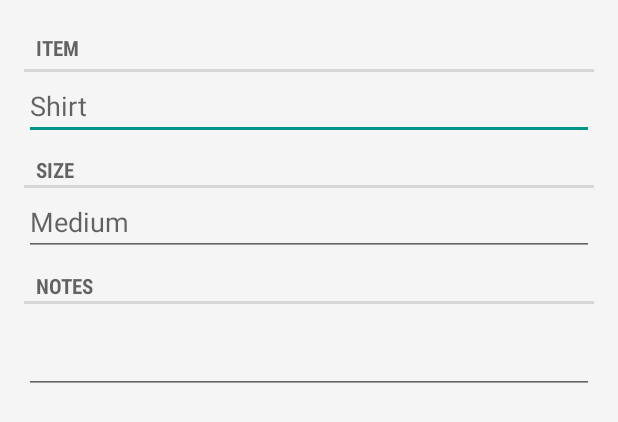
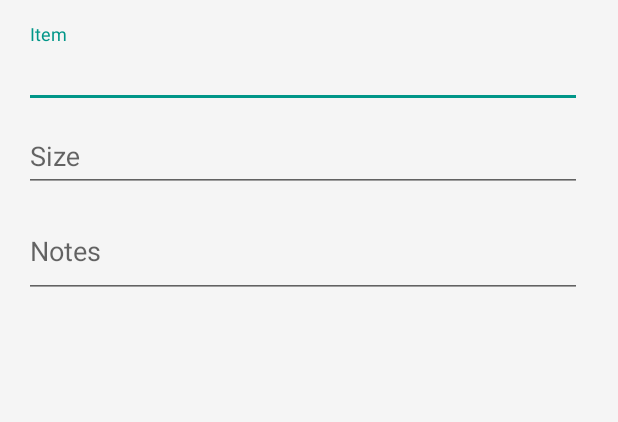
Before and after one commit to bdiegel/android-giftwise, an Android app: the layout fragment_edit_size.xml on its own in the app's theme, with its tools: preview values and no code run, on a phone screen of 412 x 824 dp. Shown: the top 422 px of the screen. Run offline under Robolectric (Android 15) with nearby library versions, the phone set to English and light mode, and no system bars.

Commit message:
use textinputlayout on size edit fragment

```diff
--- a/app/src/main/res/layout/fragment_edit_size.xml
+++ b/app/src/main/res/layout/fragment_edit_size.xml
@@ -14,16 +14,12 @@
         android:layout_height="wrap_content"
         android:orientation="vertical">
 
-        <TextView
+        <android.support.design.widget.TextInputLayout
             android:id="@+id/item_textview"
-            style="?android:attr/listSeparatorTextViewStyle"
             android:layout_width="match_parent"
             android:layout_height="wrap_content"
-            android:fontFamily="sans-serif-condensed"
-            android:text="@string/gift_item_label"
-            android:textAppearance="?android:textAppearanceLarge"
+            android:layout_marginEnd="8dp"
             >
-        </TextView>
 
             <AutoCompleteTextView
                 android:id="@+id/item_spinner"
@@ -36,17 +32,14 @@
                 android:singleLine="true"
                 />
 
-        <TextView
+        </android.support.design.widget.TextInputLayout>
+
+        <android.support.design.widget.TextInputLayout
             android:id="@+id/size_textview"
-            style="?android:attr/listSeparatorTextViewStyle"
             android:layout_width="match_parent"
             android:layout_height="wrap_content"
-            android:paddingTop="8dp"
-            android:fontFamily="sans-serif-condensed"
-            android:text="@string/size_textview_label"
-            android:textAppearance="?android:textAppearanceLarge"
+            android:layout_marginEnd="8dp"
             >
-        </TextView>
 
             <AutoCompleteTextView
                 android:id="@+id/size_spinner"
@@ -59,25 +52,23 @@
                 android:singleLine="true"
                 />
 
-        <TextView
+        </android.support.design.widget.TextInputLayout>
+
+        <android.support.design.widget.TextInputLayout
             android:id="@+id/notes_textview"
-            style="?android:attr/listSeparatorTextViewStyle"
             android:layout_width="match_parent"
             android:layout_height="wrap_content"
-            android:paddingTop="8dp"
-            android:fontFamily="sans-serif-condensed"
-            android:text="@string/notes_textview_label"
-            android:textAppearance="?android:textAppearanceLarge"
+            android:layout_marginEnd="8dp"
             >
-        </TextView>
-
             <EditText
                 android:id="@+id/size_notes"
                 android:layout_width="match_parent"
                 android:layout_height="60dp"
-            android:hint=""
+                android:hint="@string/notes_textview_hint"
                 android:imeOptions="actionDone"
                 android:inputType="text|textLongMessage|textCapSentences"/>
+
+        </android.support.design.widget.TextInputLayout>
 
     </LinearLayout>
 
--- a/app/src/main/res/values/strings.xml
+++ b/app/src/main/res/values/strings.xml
@@ -88,11 +88,9 @@
     <string name="gift_price_label">Price</string>
     <string name="gift_url_label">Website URL</string>
     <string name="gift_notes_label">Notes</string>
-    <string name="gift_item_label">Item</string>
-    <string name="item_spinner_hint">Shirt</string>
-    <string name="size_textview_label">Size</string>
-    <string name="size_spinner_hint">Medium</string>
-    <string name="notes_textview_label">Notes</string>
+    <string name="item_spinner_hint">Item</string>
+    <string name="size_spinner_hint">Size</string>
+    <string name="notes_textview_hint">Notes</string>
     <string name="contact_display_name_label">Recipient</string>
     <string name="gift_price_label2">Price</string>
     <string name="fragment_view_gift_url_label">URL</string>
```
Lines whose indentation alone changed are shown as unchanged.
